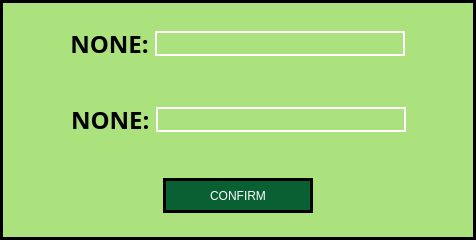
The window that Screens/MainMenuScreens/Records/Dialog/DLog_Receipt_Product.ui (Bideiro/Ranil_project_py) describes before a commit, drawn with Qt 5.
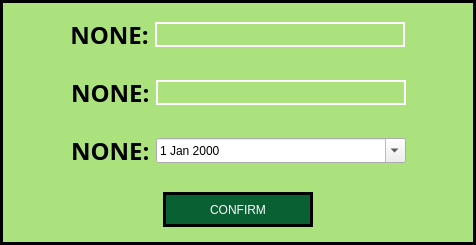
The same window after the commit.

```diff
--- a/Screens/MainMenuScreens/Records/Dialog/DLog_Receipt_Product.ui
+++ b/Screens/MainMenuScreens/Records/Dialog/DLog_Receipt_Product.ui
@@ -172,6 +172,65 @@
         </layout>
        </widget>
       </item>
+      <item>
+       <widget class="QWidget" name="widget_5" native="true">
+        <layout class="QHBoxLayout" name="horizontalLayout_5">
+         <item>
+          <spacer name="horizontalSpacer_7">
+           <property name="orientation">
+            <enum>Qt::Horizontal</enum>
+           </property>
+           <property name="sizeHint" stdset="0">
+            <size>
+             <width>46</width>
+             <height>20</height>
+            </size>
+           </property>
+          </spacer>
+         </item>
+         <item>
+          <widget class="QLabel" name="label3">
+           <property name="font">
+            <font>
+             <family>DM Sans</family>
+             <pointsize>18</pointsize>
+             <bold>true</bold>
+            </font>
+           </property>
+           <property name="text">
+            <string>NONE:</string>
+           </property>
+          </widget>
+         </item>
+         <item>
+          <widget class="QDateEdit" name="EDate_DE">
+           <property name="minimumSize">
+            <size>
+             <width>250</width>
+             <height>25</height>
+            </size>
+           </property>
+           <property name="calendarPopup">
+            <bool>true</bool>
+           </property>
+          </widget>
+         </item>
+         <item>
+          <spacer name="horizontalSpacer_8">
+           <property name="orientation">
+            <enum>Qt::Horizontal</enum>
+           </property>
+           <property name="sizeHint" stdset="0">
+            <size>
+             <width>46</width>
+             <height>20</height>
+            </size>
+           </property>
+          </spacer>
+         </item>
+        </layout>
+       </widget>
+      </item>
       <item>
        <widget class="QWidget" name="widget_3" native="true">
         <layout class="QHBoxLayout" name="horizontalLayout_2">
```
